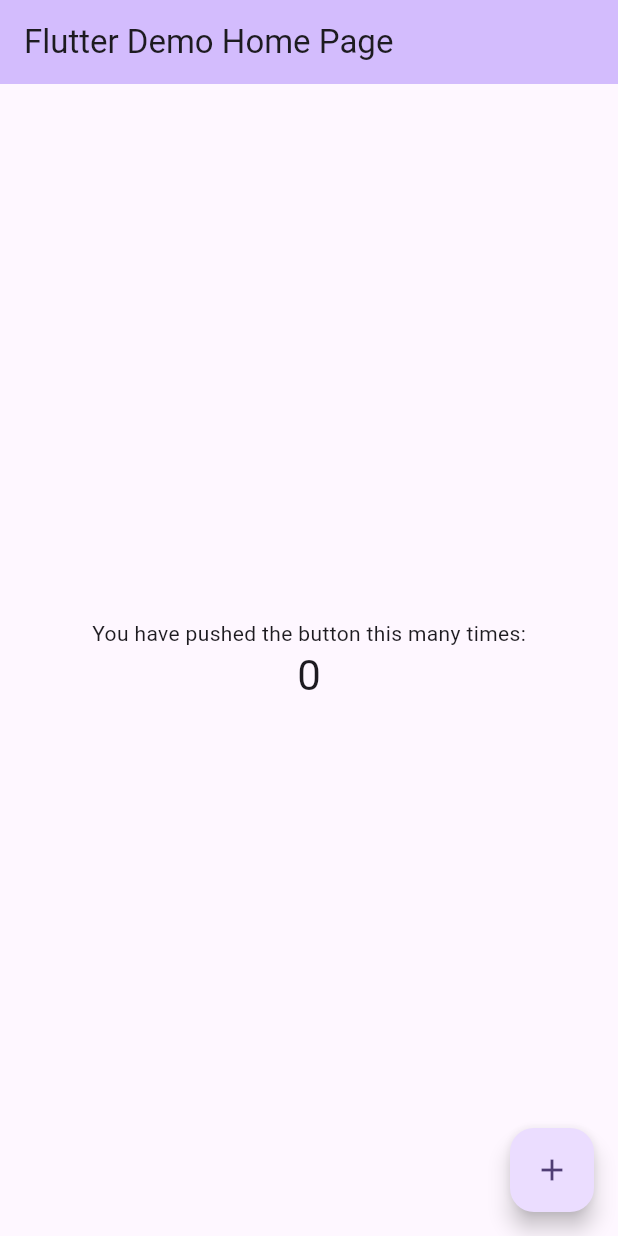
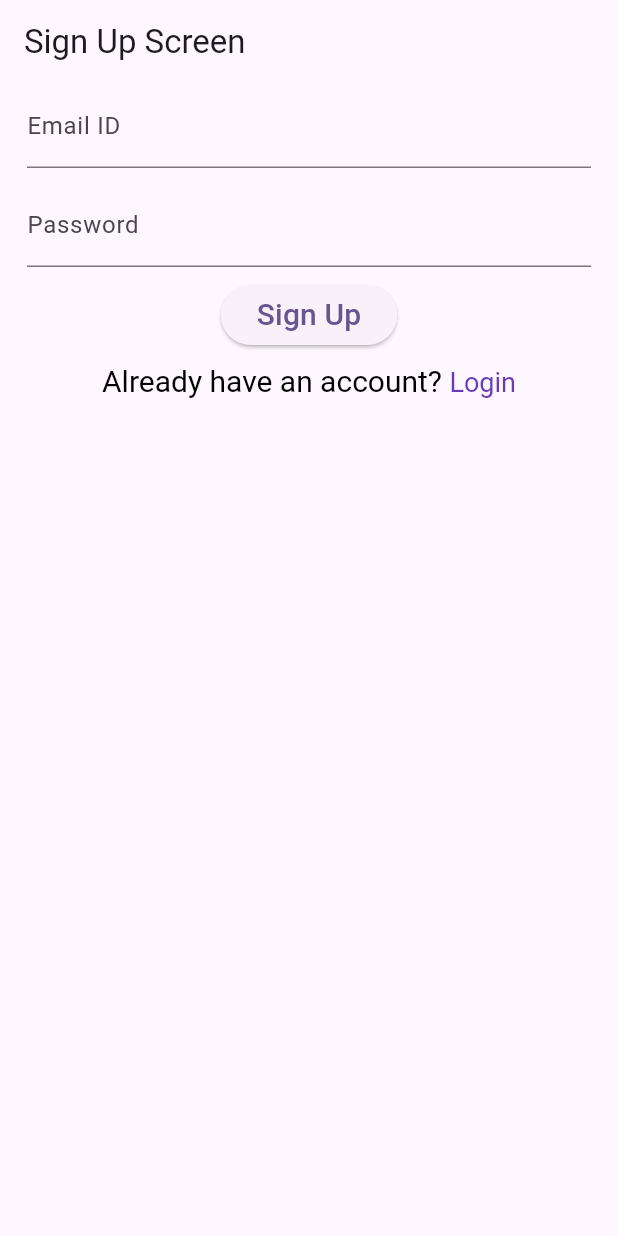
Before and after one commit to risheetajain/global_nodes_assignment, a Flutter app: the screen it shows after launch, on a phone screen of 412 x 824 dp. Run offline on Flutter 3.47's test engine with Material 3 defaults, Android fonts, the phone set to English and light mode, and no system bars; our stand-ins replace firebase_auth, firebase_core, fluttertoast, gap, shared_preferences, string_validator; accounts and stored records are empty.

Commit message:
Basic file arrangement done

```diff
--- /dev/null
+++ b/lib/api/firebase_api.dart
@@ -0,0 +1,41 @@
+import 'package:firebase_auth/firebase_auth.dart';
+
+class FirebaseAuthenication {
+  static FirebaseAuth firebaseAuth = FirebaseAuth.instance;
+  static Future<String?> loginWithEmailAndPassword(
+      {required String email, required String password}) async {
+    try {
+      await firebaseAuth.signInWithEmailAndPassword(
+          email: email, password: password);
+      return "Successful";
+    } catch (e) {
+      if (e is FirebaseException) {
+        return (e.message);
+      }
+    }
+    return null;
+  }
+
+  static Future<String?> signUpWithEmailAndPassword(
+      {required String email, required String password}) async {
+    try {
+      await firebaseAuth.createUserWithEmailAndPassword(
+          email: email, password: password);
+      return "Successful";
+    } catch (e) {
+      if (e is FirebaseException) {
+        return (e.message);
+      }
+    }
+    return null;
+  }
+
+  static selectLoginOrSIgnUp(
+      {required bool isLogin,
+      required String email,
+      required String password}) {
+    return isLogin
+        ? loginWithEmailAndPassword(email: email, password: password)
+        : signUpWithEmailAndPassword(email: email, password: password);
+  }
+}
--- /dev/null
+++ b/lib/api/shared_preferences.dart
@@ -0,0 +1,15 @@
+import 'package:shared_preferences/shared_preferences.dart';
+
+class SharedPref {
+  static Future<bool> setLoginStatus() async {
+    final prefs = await SharedPreferences.getInstance();
+    return prefs.setBool(loginStatus, true);
+  }
+
+  static Future<bool> getLoginStatus() async {
+    final prefs = await SharedPreferences.getInstance();
+    return prefs.getBool(loginStatus) ?? false;
+  }
+}
+
+String loginStatus = "loginStatus";
--- /dev/null
+++ b/lib/constants/decoration.dart
@@ -0,0 +1,3 @@
+import 'package:flutter/material.dart';
+
+InputDecoration textFieldDecoration = const InputDecoration();
--- a/lib/main.dart
+++ b/lib/main.dart
@@ -1,6 +1,15 @@
+import 'package:firebase_core/firebase_core.dart';
 import 'package:flutter/material.dart';
+import 'package:global_nodes_assignment/routes/router.dart';
 
-void main() {
+import '../routes/routes.dart';
+import 'firebase_options.dart';
+
+Future<void> main() async {
+  WidgetsFlutterBinding.ensureInitialized();
+  await Firebase.initializeApp(
+    options: DefaultFirebaseOptions.currentPlatform,
+  );
   runApp(const MyApp());
 }
 
@@ -31,95 +40,8 @@ class MyApp extends StatelessWidget {
         colorScheme: ColorScheme.fromSeed(seedColor: Colors.deepPurple),
         useMaterial3: true,
       ),
-      home: const MyHomePage(title: 'Flutter Demo Home Page'),
+      onGenerateRoute: RoutersPath.generateRoute,
+      initialRoute: RouteConstant.splashScreen,
     );
   }
 }
-
-class MyHomePage extends StatefulWidget {
-  const MyHomePage({super.key, required this.title});
-
-  // This widget is the home page of your application. It is stateful, meaning
-  // that it has a State object (defined below) that contains fields that affect
-  // how it looks.
-
-  // This class is the configuration for the state. It holds the values (in this
-  // case the title) provided by the parent (in this case the App widget) and
-  // used by the build method of the State. Fields in a Widget subclass are
-  // always marked "final".
-
-  final String title;
-
-  @override
-  State<MyHomePage> createState() => _MyHomePageState();
-}
-
-class _MyHomePageState extends State<MyHomePage> {
-  int _counter = 0;
-
-  void _incrementCounter() {
-    setState(() {
-      // This call to setState tells the Flutter framework that something has
-      // changed in this State, which causes it to rerun the build method below
-      // so that the display can reflect the updated values. If we changed
-      // _counter without calling setState(), then the build method would not be
-      // called again, and so nothing would appear to happen.
-      _counter++;
-    });
-  }
-
-  @override
-  Widget build(BuildContext context) {
-    // This method is rerun every time setState is called, for instance as done
-    // by the _incrementCounter method above.
-    //
-    // The Flutter framework has been optimized to make rerunning build methods
-    // fast, so that you can just rebuild anything that needs updating rather
-    // than having to individually change instances of widgets.
-    return Scaffold(
-      appBar: AppBar(
-        // TRY THIS: Try changing the color here to a specific color (to
-        // Colors.amber, perhaps?) and trigger a hot reload to see the AppBar
-        // change color while the other colors stay the same.
-        backgroundColor: Theme.of(context).colorScheme.inversePrimary,
-        // Here we take the value from the MyHomePage object that was created by
-        // the App.build method, and use it to set our appbar title.
-        title: Text(widget.title),
-      ),
-      body: Center(
-        // Center is a layout widget. It takes a single child and positions it
-        // in the middle of the parent.
-        child: Column(
-          // Column is also a layout widget. It takes a list of children and
-          // arranges them vertically. By default, it sizes itself to fit its
-          // children horizontally, and tries to be as tall as its parent.
-          //
-          // Column has various properties to control how it sizes itself and
-          // how it positions its children. Here we use mainAxisAlignment to
-          // center the children vertically; the main axis here is the vertical
-          // axis because Columns are vertical (the cross axis would be
-          // horizontal).
-          //
-          // TRY THIS: Invoke "debug painting" (choose the "Toggle Debug Paint"
-          // action in the IDE, or press "p" in the console), to see the
-          // wireframe for each widget.
-          mainAxisAlignment: MainAxisAlignment.center,
-          children: <Widget>[
-            const Text(
-              'You have pushed the button this many times:',
-            ),
-            Text(
-              '$_counter',
-              style: Theme.of(context).textTheme.headlineMedium,
-            ),
-          ],
-        ),
-      ),
-      floatingActionButton: FloatingActionButton(
-        onPressed: _incrementCounter,
-        tooltip: 'Increment',
-        child: const Icon(Icons.add),
-      ), // This trailing comma makes auto-formatting nicer for build methods.
-    );
-  }
-}
--- /dev/null
+++ b/lib/resources/utils.dart
@@ -0,0 +1,5 @@
+class Helper {
+  Future<bool> checkInternetConnectivity() async {
+    return true;
+  }
+}
--- /dev/null
+++ b/lib/routes/router.dart
@@ -0,0 +1,6 @@
+class RouteConstant {
+  static const String loginScreen = "loginScreen";
+  static const String splashScreen = "splashScreen";
+  static const String signUpScreen = "signUpScreen";
+  static const String homeScreen = "homeScreen";
+}
--- /dev/null
+++ b/lib/routes/routes.dart
@@ -0,0 +1,39 @@
+import 'package:flutter/material.dart';
+import 'package:global_nodes_assignment/screens/todo_list.dart';
+
+import '../routes/routes_constant.dart';
+import '../screens/login_signup.dart';
+import '../screens/spalsh.dart';
+
+class RoutersPath {
+  static Route<dynamic> generateRoute(RouteSettings settings) {
+    // final args = settings.arguments != null ? settings.arguments as Map : {};
+
+    switch (settings.name) {
+      case RoutesConstant.loginScreen:
+        return MaterialPageRoute(builder: (BuildContext context) {
+          return const LoginScreen(
+            isLogin: true,
+          );
+        });
+      case "/":
+        return MaterialPageRoute(builder: (BuildContext context) {
+          return const SplashScreen();
+        });
+      case RoutesConstant.signUpScreen:
+        return MaterialPageRoute(builder: (BuildContext context) {
+          return const LoginScreen(
+            isLogin: false,
+          );
+        });
+      case RoutesConstant.todoListScreen:
+        return MaterialPageRoute(builder: (BuildContext context) {
+          return const TodoListScreen();
+        });
+      default:
+        return MaterialPageRoute(builder: (BuildContext context) {
+          return const SplashScreen();
+        });
+    }
+  }
+}
--- /dev/null
+++ b/lib/routes/routes_constant.dart
@@ -0,0 +1,7 @@
+class RoutesConstant {
+  static const String loginScreen = "loginScreen";
+  static const String splashScreen = "splashScreen";
+  static const String signUpScreen = "signUpScreen";
+
+  static const String todoListScreen = "todoListScreen";
+}
--- /dev/null
+++ b/lib/screens/login_signup.dart
@@ -0,0 +1,118 @@
+import 'package:flutter/gestures.dart';
+import 'package:flutter/material.dart';
+import 'package:fluttertoast/fluttertoast.dart';
+import 'package:gap/gap.dart';
+import 'package:string_validator/string_validator.dart';
+
+import '../api/firebase_api.dart';
+import '../api/shared_preferences.dart';
+import '../constants/decoration.dart';
+import '../routes/routes_constant.dart';
+
+class LoginScreen extends StatefulWidget {
+  const LoginScreen({super.key, required this.isLogin});
+  final bool isLogin;
+
+  @override
+  State<LoginScreen> createState() => _LoginScreenState();
+}
+
+class _LoginScreenState extends State<LoginScreen> {
+  final TextEditingController emailController = TextEditingController();
+  final TextEditingController passwordController = TextEditingController();
+  bool isLogin = false;
+  @override
+  void initState() {
+    super.initState();
+    isLogin = widget.isLogin;
+    setState(() {});
+  }
+
+  @override
+  Widget build(BuildContext context) {
+    return Scaffold(
+      appBar: AppBar(
+        title: Text(isLogin ? "Login Screen" : "Sign Up Screen"),
+      ),
+      body: Padding(
+        padding: const EdgeInsets.symmetric(horizontal: 18.0),
+        child: Column(
+          children: [
+            TextFormField(
+              controller: emailController,
+              validator: (value) {
+                if (value != null && isEmail(value)) {
+                  return null;
+                }
+                return "Please enter valid Email Address";
+              },
+              autovalidateMode: AutovalidateMode.onUserInteraction,
+              decoration: textFieldDecoration.copyWith(
+                  hintText: "Email ID", labelText: "Email ID"),
+            ),
+            const Gap(10),
+            TextFormField(
+              autovalidateMode: AutovalidateMode.onUserInteraction,
+              controller: passwordController,
+              decoration: textFieldDecoration.copyWith(
+                  hintText: "Password", labelText: "Password"),
+              validator: (value) {
+                if (value != null && value.length >= 6) {
+                  return null;
+                }
+                return "Please enter at least 6 characters";
+              },
+            ),
+            Padding(
+              padding: const EdgeInsets.symmetric(vertical: 8.0),
+              child: ElevatedButton(
+                onPressed: () {
+                  if (emailController.text.isEmpty ||
+                      passwordController.text.isEmpty) {
+                    Fluttertoast.showToast(msg: "Please Enter Details");
+                    return;
+                  }
+
+                  FirebaseAuthenication.selectLoginOrSIgnUp(
+                          isLogin: isLogin,
+                          email: emailController.text,
+                          password: passwordController.text)
+                      .then((val) {
+                    Fluttertoast.showToast(msg: val ?? "");
+                    if (val == "Successful") {
+                      SharedPref.setLoginStatus();
+                      Navigator.of(context)
+                          .pushReplacementNamed(RoutesConstant.todoListScreen);
+                    }
+                  });
+                },
+                child: Text(
+                  isLogin ? "Login" : "Sign Up",
+                  style: const TextStyle(fontSize: 20),
+                ),
+              ),
+            ),
+            RichText(
+                text: TextSpan(
+                    text: isLogin
+                        ? "Create a Account? "
+                        : "Already have an account? ",
+                    style: const TextStyle(fontSize: 20, color: Colors.black),
+                    children: [
+                  TextSpan(
+                      text: isLogin ? "Sign Up" : "Login",
+                      style: const TextStyle(
+                          fontSize: 18, color: Colors.deepPurple),
+                      recognizer: TapGestureRecognizer()
+                        ..onTap = () {
+                          setState(() {
+                            isLogin = !isLogin;
+                          });
+                        })
+                ]))
+          ],
+        ),
+      ),
+    );
+  }
+}
```
Also changed, not shown: lib/providers/todo_provider.dart (added, +9 -0 lines), lib/screens/spalsh.dart (added, +31 -0 lines), lib/screens/todo_list.dart (added, +14 -0 lines), pubspec.yaml (+9 -0 lines), lib/apis/firebase_firestore.dart (added), lib/constants/collection.dart (added), lib/constants/constant.dart (added), lib/firebase_options.dart (added), lib/helpers/helper.dart (added), lib/widgets/widget.dart (added), pubspec.lock, 17 other files.
